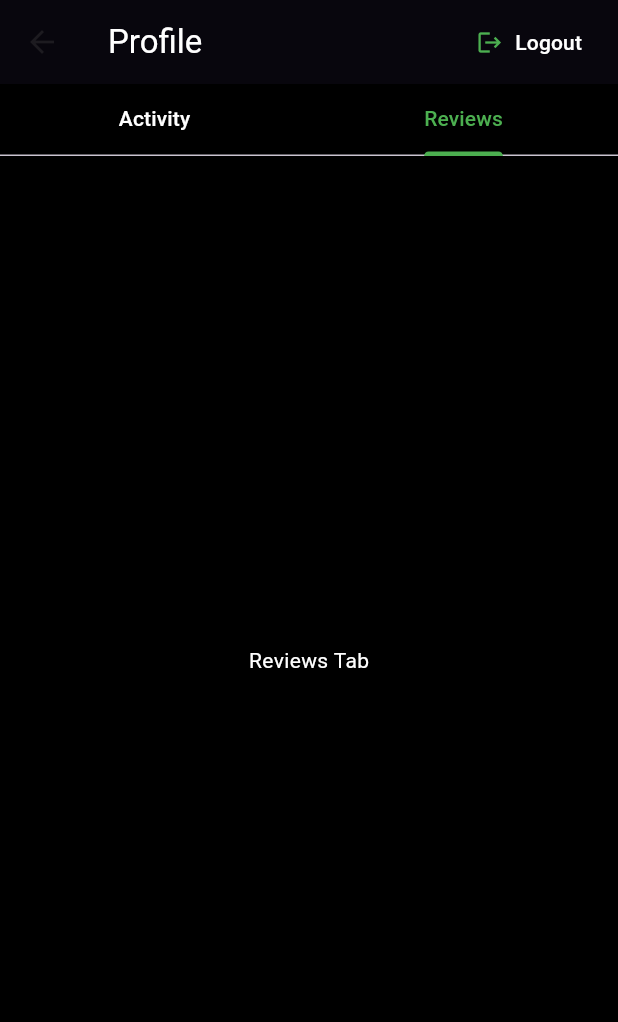
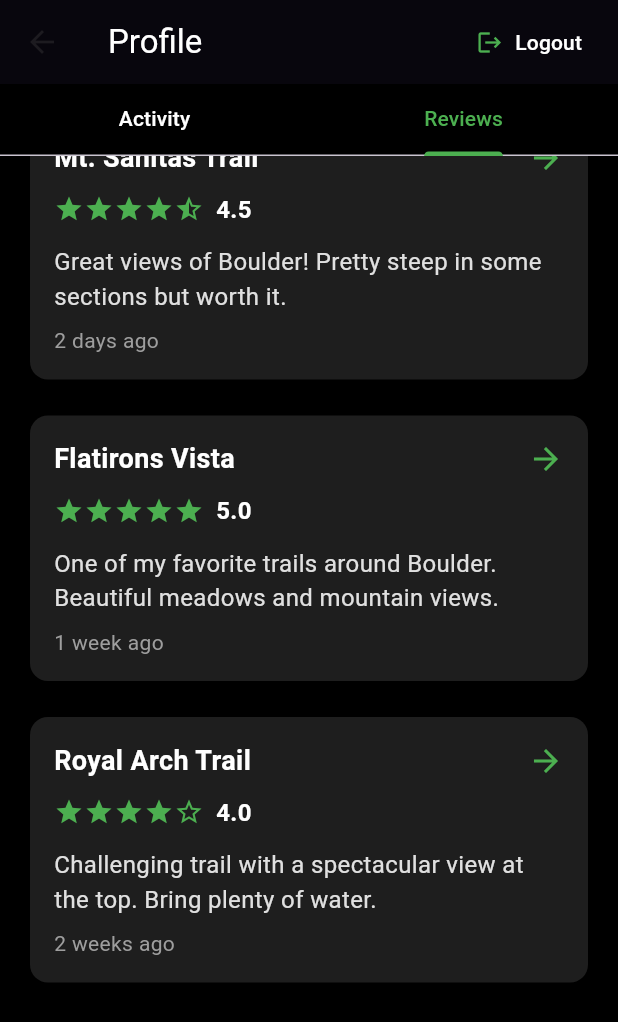
Before and after one commit to Prxshxn/Trialblaze, a Flutter app: the ProfilePage screen opened directly, tab 2 chosen, scrolled down 392 dp, on a phone screen of 412 x 824 dp. Shown: the top 1022 px of the screen. Run offline on Flutter 3.47's test engine with Material 3 defaults, Android fonts, the phone set to English and light mode, and no system bars; our stand-ins replace email_validator, flutter_dotenv, fluttertoast, geolocator, shared_preferences, supabase_flutter; missing offline and left inert: mapbox_maps_flutter; accounts and stored records are empty.

Commit message:
Added Reviews tab with trail ratings and feedback

```diff
--- a/lib/pages/profile_page.dart
+++ b/lib/pages/profile_page.dart
@@ -86,10 +86,8 @@ class _ProfilePageState extends State<ProfilePage>
               children: [
                 // Activity Tab
                 _buildActivityTab(),
-                // Reviews Tab - placeholder
-                Center(
-                    child: Text('Reviews Tab',
-                        style: TextStyle(color: Colors.white))),
+                // Reviews Tab
+                _buildReviewsTab(),
               ],
             ),
           ),
@@ -292,6 +290,45 @@ class _ProfilePageState extends State<ProfilePage>
     );
   }
 
+  Widget _buildReviewsTab() {
+    return FutureBuilder(
+      // Replace with your actual data fetching function
+      // future: reviewService.getUserReviews(userId),
+      future:
+          Future.delayed(Duration(milliseconds: 300), () => _getMockReviews()),
+      builder: (context, snapshot) {
+        if (snapshot.connectionState == ConnectionState.waiting) {
+          return Center(child: CircularProgressIndicator(color: Colors.green));
+        }
+
+        if (snapshot.hasError) {
+          return Center(
+              child: Text('Error loading reviews',
+                  style: TextStyle(color: Colors.white)));
+        }
+
+        final reviews = snapshot.data as List<Map<String, dynamic>>;
+
+        return ListView.builder(
+          padding: EdgeInsets.all(16),
+          itemCount: reviews.length,
+          itemBuilder: (context, index) {
+            final review = reviews[index];
+            return Padding(
+              padding: EdgeInsets.only(bottom: 16),
+              child: _buildReviewCard(
+                review['trailName'],
+                review['rating'],
+                review['review'],
+                review['time'],
+              ),
+            );
+          },
+        );
+      },
+    );
+  }
+
   Widget _buildActivityCard(
       String trailName, String activity, String time, String imageUrl) {
     return GestureDetector(
@@ -362,6 +399,83 @@ class _ProfilePageState extends State<ProfilePage>
     );
   }
 
+  Widget _buildReviewCard(
+      String trailName, double rating, String review, String time) {
+    return Card(
+      elevation: 3,
+      color: Color(0xFF1E1E1E),
+      shape: RoundedRectangleBorder(borderRadius: BorderRadius.circular(12)),
+      child: Padding(
+        padding: EdgeInsets.all(16),
+        child: Column(
+          crossAxisAlignment: CrossAxisAlignment.start,
+          children: [
+            Row(
+              mainAxisAlignment: MainAxisAlignment.spaceBetween,
+              children: [
+                Expanded(
+                  child: Text(
+                    trailName,
+                    style: TextStyle(
+                      fontSize: 18,
+                      fontWeight: FontWeight.bold,
+                      color: Colors.white,
+                    ),
+                  ),
+                ),
+                GestureDetector(
+                  onTap: () {
+                    // Navigate to trail details page
+                    // Navigator.of(context).pushNamed('/trail-details', arguments: trailName);
+                  },
+                  child: Icon(Icons.arrow_forward, color: Colors.green),
+                ),
+              ],
+            ),
+            SizedBox(height: 10),
+            Row(
+              children: [
+                ...List.generate(5, (index) {
+                  return Icon(
+                    index < rating.floor()
+                        ? Icons.star
+                        : (index == rating.floor() && rating % 1 > 0)
+                            ? Icons.star_half
+                            : Icons.star_border,
+                    color: Colors.green,
+                    size: 20,
+                  );
+                }),
+                SizedBox(width: 8),
+                Text(
+                  rating.toString(),
+                  style: TextStyle(
+                    fontSize: 16,
+                    fontWeight: FontWeight.bold,
+                    color: Colors.white,
+                  ),
+                ),
+              ],
+            ),
+            SizedBox(height: 12),
+            Text(
+              review,
+              style: TextStyle(fontSize: 16, color: Colors.grey[300]),
+            ),
+            SizedBox(height: 8),
+            Text(
+              time,
+              style: TextStyle(
+                color: Colors.grey[500],
+                fontSize: 14,
+              ),
+            ),
+          ],
+        ),
+      ),
+    );
+  }
+
   // Mock data methods - replace with your actual data services
   List<Map<String, dynamic>> _getMockActivities() {
     return [
@@ -385,4 +499,30 @@ class _ProfilePageState extends State<ProfilePage>
       },
     ];
   }
+
+  List<Map<String, dynamic>> _getMockReviews() {
+    return [
+      {
+        'trailName': 'Mt. Sanitas Trail',
+        'rating': 4.5,
+        'review':
+            'Great views of Boulder! Pretty steep in some sections but worth it.',
+        'time': '2 days ago',
+      },
+      {
+        'trailName': 'Flatirons Vista',
+        'rating': 5.0,
+        'review':
+            'One of my favorite trails around Boulder. Beautiful meadows and mountain views.',
+        'time': '1 week ago',
+      },
+      {
+        'trailName': 'Royal Arch Trail',
+        'rating': 4.0,
+        'review':
+            'Challenging trail with a spectacular view at the top. Bring plenty of water.',
+        'time': '2 weeks ago',
+      },
+    ];
+  }
 }
```
